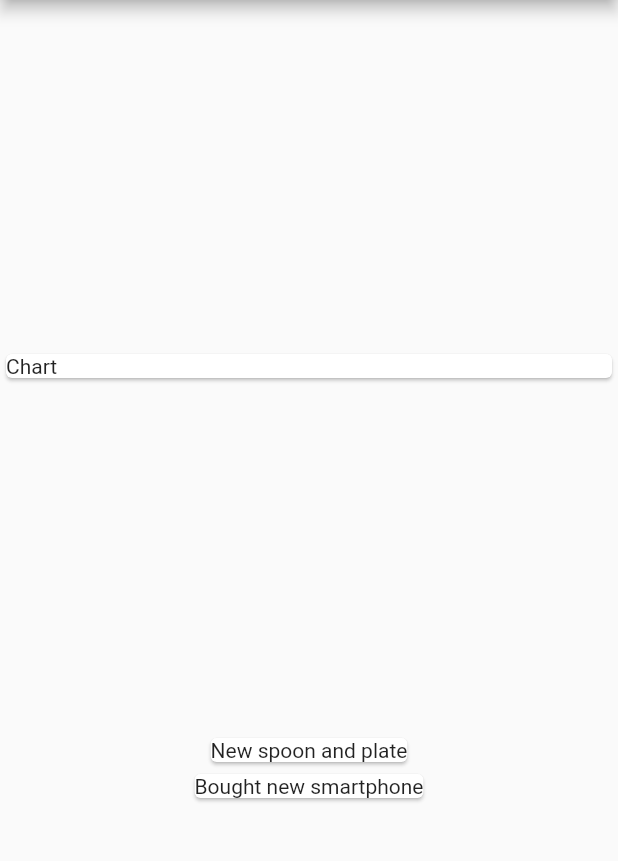
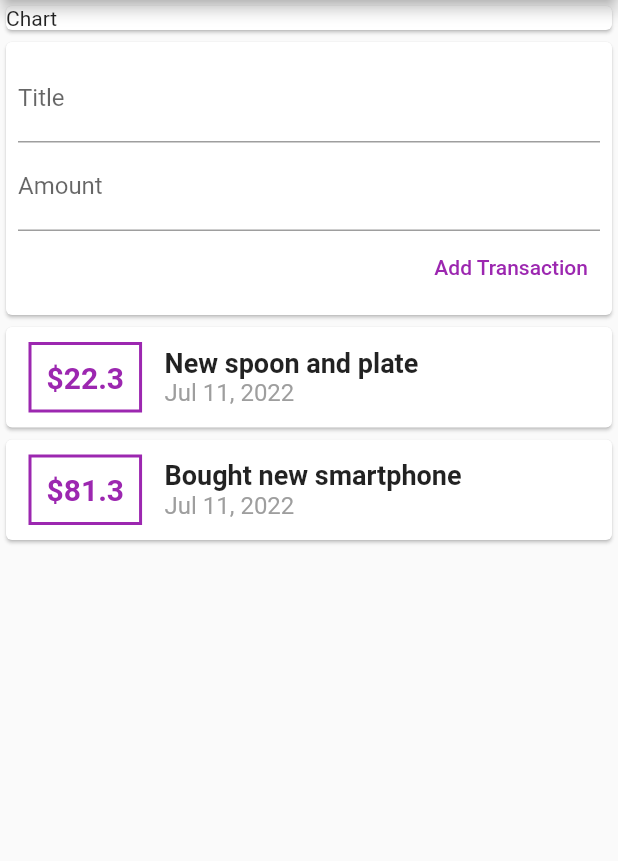
Before and after one commit to agolovanov-sharp/exexpence_planner, a Flutter app: the screen it shows after launch, on a phone screen of 412 x 824 dp, the part 84-945 px from its top. Run offline on Flutter 3.47's test engine with Material 2 defaults, Android fonts, the phone set to English and light mode, and no system bars.

Commit message:
state management; lists; date formatting

```diff
--- a/lib/main.dart
+++ b/lib/main.dart
@@ -1,4 +1,4 @@
-import 'package:expence_planner/transaction.dart';
+import 'package:expence_planner/widgets/user_transactions.dart';
 import 'package:flutter/material.dart';
 
 void main() {
@@ -15,18 +15,8 @@
 }
 
 class HomeWidget extends StatelessWidget {
-  final List<Transaction> transactions = [
-    Transaction(
-        id: '1',
-        title: 'New spoon and plate',
-        amount: 22.3,
-        date: DateTime.now()),
-    Transaction(
-        id: '2',
-        title: 'Bought new smartphone',
-        amount: 2222.3,
-        date: DateTime.now()),
-  ];
+  final titleController = TextEditingController();
+  final amountController = TextEditingController();
 
   HomeWidget({Key? key}) : super(key: key);
 
@@ -38,22 +28,16 @@
         title: Text('Expence planner'),
       ),
       body: Column(
-        mainAxisAlignment: MainAxisAlignment.spaceEvenly,
+        // mainAxisAlignment: MainAxisAlignment.spaceEvenly,
         crossAxisAlignment: CrossAxisAlignment.stretch,
         children: [
           Container(
             width: double.infinity,
             child: const Card(
-              child: const Text('Chart'),
+              child: Text('Chart'),
             ),
           ),
-          Column(
-            children: transactions
-                .map((trans) => Card(
-                      child: Text(trans.title),
-                    ))
-                .toList(),
-          )
+          UserTransactions()
         ],
       ),
     );
--- /dev/null
+++ b/lib/widgets/new_transaction.dart
@@ -0,0 +1,41 @@
+import 'package:flutter/src/foundation/key.dart';
+import 'package:flutter/material.dart';
+
+class NewTransaction extends StatelessWidget {
+  final titleController = TextEditingController();
+  final amountController = TextEditingController();
+  final Function onAddTx;
+
+  NewTransaction({Key? key, required this.onAddTx}) : super(key: key);
+
+  @override
+  Widget build(BuildContext context) {
+    return Card(
+      child: Container(
+        padding: const EdgeInsets.all(8),
+        child: Column(
+          crossAxisAlignment: CrossAxisAlignment.end,
+          children: [
+            TextField(
+              decoration: const InputDecoration(labelText: 'Title'),
+              controller: titleController,
+            ),
+            TextField(
+              decoration: const InputDecoration(labelText: 'Amount'),
+              controller: amountController,
+            ),
+            TextButton(
+              onPressed: () {
+                onAddTx(
+                    titleController.text, double.parse(amountController.text));
+              },
+              style: ButtonStyle(
+                  foregroundColor: MaterialStateProperty.all(Colors.purple)),
+              child: const Text('Add Transaction'),
+            )
+          ],
+        ),
+      ),
+    );
+  }
+}
--- /dev/null
+++ b/lib/widgets/transaction_list.dart
@@ -0,0 +1,53 @@
+import 'package:expence_planner/models/transaction.dart';
+import 'package:flutter/src/foundation/key.dart';
+import 'package:flutter/src/widgets/framework.dart';
+import 'package:flutter/material.dart';
+import 'package:intl/intl.dart';
+
+class TransactionList extends StatelessWidget {
+  final List<Transaction> transactions;
+
+  TransactionList(this.transactions);
+
+  @override
+  Widget build(BuildContext context) {
+    return Column(
+      children: transactions
+          .map((trans) => Card(
+                  child: Row(
+                children: [
+                  Container(
+                    margin: const EdgeInsets.symmetric(
+                        vertical: 10, horizontal: 15),
+                    decoration: BoxDecoration(
+                        border: Border.all(color: Colors.purple, width: 2)),
+                    padding: const EdgeInsets.all(10),
+                    child: Text(
+                      '\$${trans.amount}',
+                      style: const TextStyle(
+                          fontWeight: FontWeight.bold,
+                          fontSize: 20,
+                          color: Colors.purple),
+                    ),
+                  ),
+                  Column(
+                    crossAxisAlignment: CrossAxisAlignment.start,
+                    children: [
+                      Text(
+                        trans.title,
+                        style: const TextStyle(
+                            fontSize: 18, fontWeight: FontWeight.bold),
+                      ),
+                      Text(
+                        DateFormat.yMMMd().format(trans.date),
+                        style:
+                            const TextStyle(fontSize: 16, color: Colors.grey),
+                      )
+                    ],
+                  )
+                ],
+              )))
+          .toList(),
+    );
+  }
+}
--- /dev/null
+++ b/lib/widgets/user_transactions.dart
@@ -0,0 +1,49 @@
+import 'package:expence_planner/widgets/transaction_list.dart';
+import 'package:flutter/src/foundation/key.dart';
+import 'package:flutter/material.dart';
+
+import 'new_transaction.dart';
+import '../models/transaction.dart';
+
+class UserTransactions extends StatefulWidget {
+  const UserTransactions({Key? key}) : super(key: key);
+
+  @override
+  State<UserTransactions> createState() => _UserTransactionsState();
+}
+
+class _UserTransactionsState extends State<UserTransactions> {
+  final List<Transaction> _userTransactions = [
+    Transaction(
+        id: '1',
+        title: 'New spoon and plate',
+        amount: 22.3,
+        date: DateTime.now()),
+    Transaction(
+        id: '2',
+        title: 'Bought new smartphone',
+        amount: 81.3,
+        date: DateTime.now()),
+  ];
+
+  _addNewTransaction(String title, double amount) {
+    final newTx = Transaction(
+        id: title, title: title, amount: amount, date: DateTime.now());
+
+    setState(() {
+      _userTransactions.add(newTx);
+    });
+  }
+
+  @override
+  Widget build(BuildContext context) {
+    return Column(
+      children: [
+        NewTransaction(
+          onAddTx: _addNewTransaction,
+        ),
+        TransactionList(_userTransactions)
+      ],
+    );
+  }
+}
--- a/pubspec.yaml
+++ b/pubspec.yaml
@@ -34,6 +34,7 @@ dependencies:
   # The following adds the Cupertino Icons font to your application.
   # Use with the CupertinoIcons class for iOS style icons.
   cupertino_icons: ^1.0.2
+  intl: ^0.17.0
 
 dev_dependencies:
   flutter_test:
```
Also changed, not shown: lib/models/transaction.dart (renamed from lib/transaction.dart), pubspec.lock.
